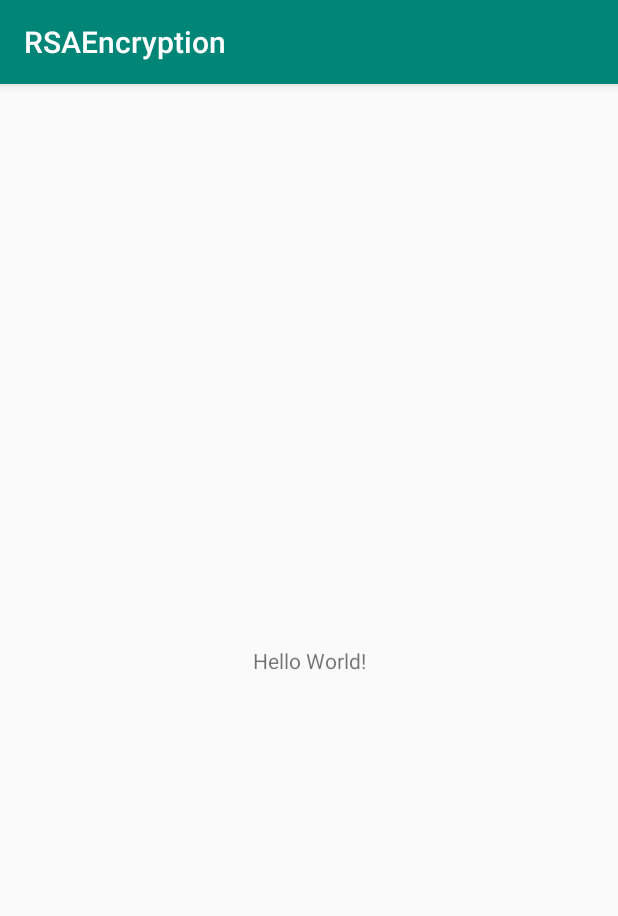
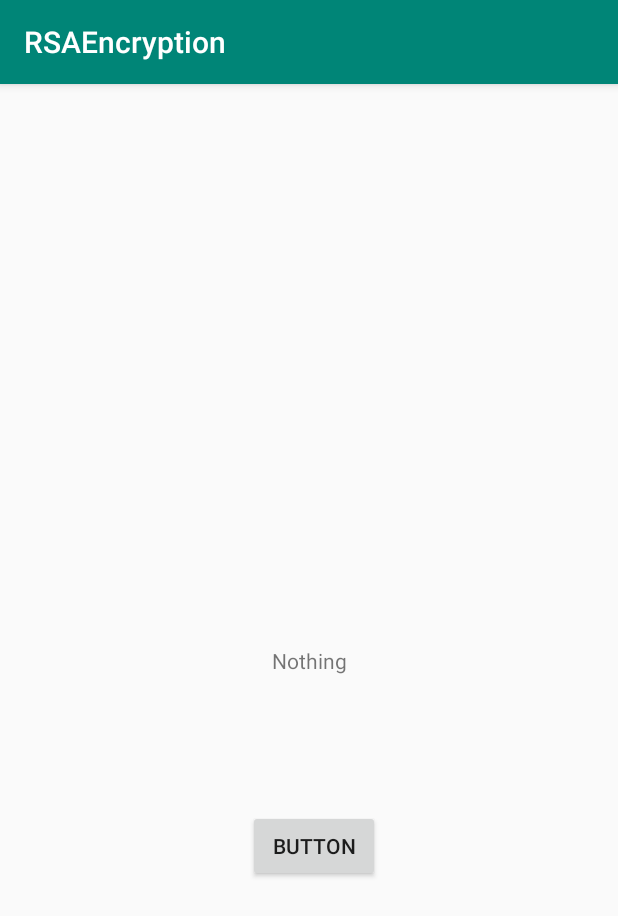
Before and after one commit to TarekE-dev/RSAEncryption, an Android app: the screen it shows after launch (MainActivity), on a phone screen of 412 x 824 dp. Shown: the top 916 px of the screen. Run offline under Robolectric (Android 15) with nearby library versions, the phone set to English and light mode, and no system bars; 1 statement that could not run was skipped.

```diff
--- a/app/src/main/java/com/tarek/rsaencryption/MainActivity.java
+++ b/app/src/main/java/com/tarek/rsaencryption/MainActivity.java
@@ -2,13 +2,66 @@ package com.tarek.rsaencryption;
 
 import androidx.appcompat.app.AppCompatActivity;
 
+import android.content.ComponentName;
+import android.content.Context;
+import android.content.Intent;
+import android.content.ServiceConnection;
 import android.os.Bundle;
+import android.os.IBinder;
+import android.view.View;
+import android.widget.Button;
+import android.widget.TextView;
 
 public class MainActivity extends AppCompatActivity {
+
+    private KeyService ks = null;
+    private boolean isBound = false;
+    private TextView numView;
+    private Button button;
+
+    private ServiceConnection mServConn = new ServiceConnection() {
+        @Override
+        public void onServiceConnected(ComponentName name, IBinder service) {
+            KeyService.BinderInstance newBinder = (KeyService.BinderInstance) service;
+            ks = newBinder.getService();
+            isBound = true;
+        }
+
+        @Override
+        public void onServiceDisconnected(ComponentName name) {
+            isBound = false;
+        }
+    };
 
     @Override
     protected void onCreate(Bundle savedInstanceState) {
         super.onCreate(savedInstanceState);
         setContentView(R.layout.activity_main);
+        numView = findViewById(R.id.numView);
+        button = findViewById(R.id.button);
+        button.setOnClickListener(new View.OnClickListener() {
+            @Override
+            public void onClick(View v) {
+                if(isBound)
+                    numView.setText(String.valueOf(ks.getNumber()));
+            }
+        });
+
+    }
+
+    @Override
+    protected void onStart() {
+        super.onStart();
+        Intent newIntent = new Intent(this, KeyService.class);
+        bindService(newIntent, mServConn, Context.BIND_AUTO_CREATE);
+    }
+
+    @Override
+    protected void onStop() {
+        super.onStop();
+        if(isBound){
+            unbindService(mServConn);
+            isBound = false;
+        }
     }
 }
--- a/app/src/main/res/layout/activity_main.xml
+++ b/app/src/main/res/layout/activity_main.xml
@@ -7,12 +7,27 @@
     tools:context=".MainActivity">
 
     <TextView
+        android:id="@+id/numView"
         android:layout_width="wrap_content"
         android:layout_height="wrap_content"
-        android:text="Hello World!"
+        android:text="Nothing"
         app:layout_constraintBottom_toBottomOf="parent"
         app:layout_constraintLeft_toLeftOf="parent"
         app:layout_constraintRight_toRightOf="parent"
         app:layout_constraintTop_toTopOf="parent" />
 
+    <Button
+        android:id="@+id/button"
+        android:layout_width="wrap_content"
+        android:layout_height="wrap_content"
+        android:layout_marginStart="165dp"
+        android:layout_marginTop="81dp"
+        android:layout_marginEnd="159dp"
+        android:layout_marginBottom="227dp"
+        android:text="Button"
+        app:layout_constraintBottom_toBottomOf="parent"
+        app:layout_constraintEnd_toEndOf="parent"
+        app:layout_constraintStart_toStartOf="parent"
+        app:layout_constraintTop_toBottomOf="@+id/numView" />
+
 </androidx.constraintlayout.widget.ConstraintLayout>
```
Also changed, not shown: app/build.gradle (+26 -0 lines), app/src/main/AndroidManifest.xml (+6 -1 lines), app/src/main/java/com/tarek/rsaencryption/KeyService.java (+35 -3 lines), 4 other files.
